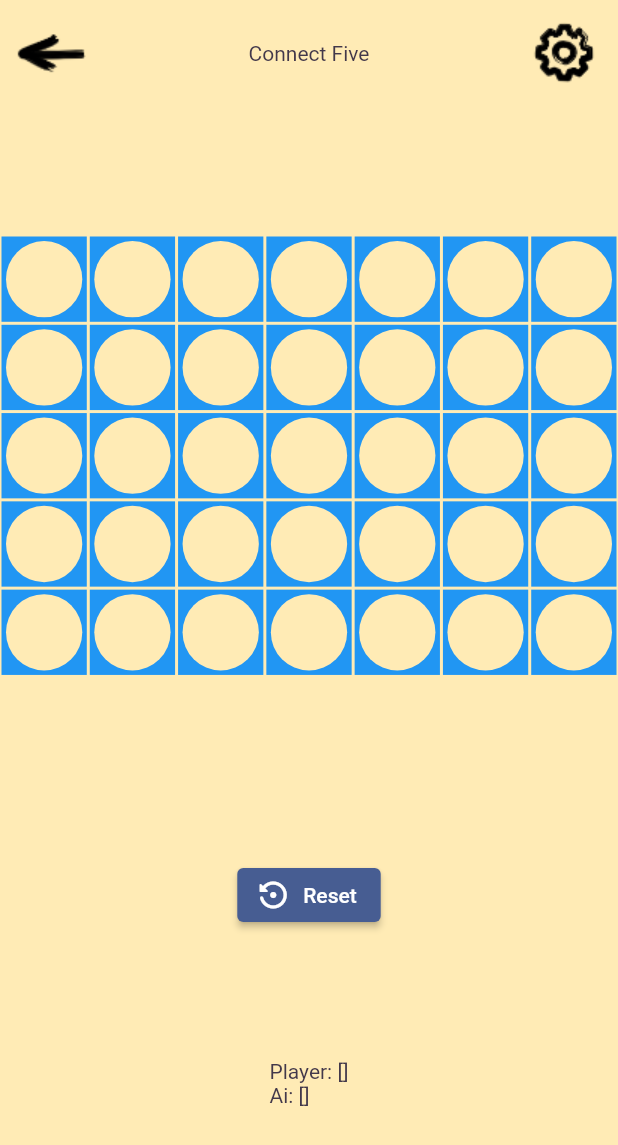
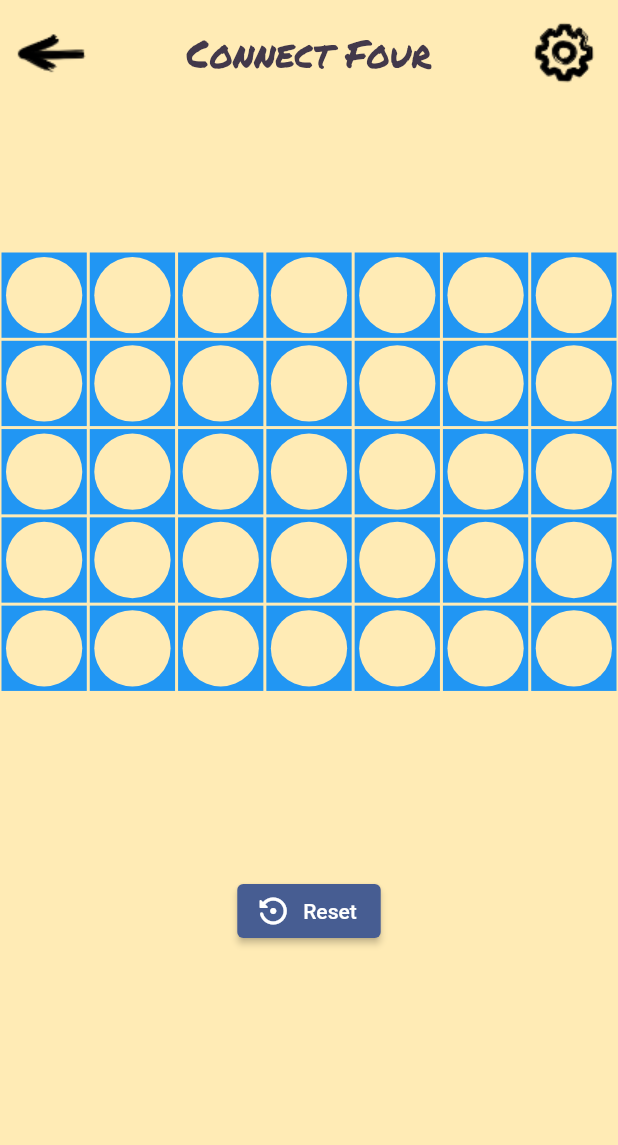
Before and after one commit to davefaliskie/game_1, a Flutter app: the PlaySessionScreen screen opened directly with sample values from the repository, on a phone screen of 412 x 824 dp. Shown: the top 1145 px of the screen. Run offline on Flutter 3.47's test engine with Material 2 defaults, Android fonts, the light colour scheme and no system bars; our stand-ins replace audioplayers, firebase_core, firebase_crashlytics, go_router, google_mobile_ads, in_app_purchase and 1 more; missing offline and left inert: games_services; accounts and stored records are empty.

Commit message:
change game name on main menu

```diff
--- a/lib/src/main_menu/main_menu_screen.dart
+++ b/lib/src/main_menu/main_menu_screen.dart
@@ -31,11 +31,11 @@ class MainMenuScreen extends StatelessWidget {
           child: Transform.rotate(
             angle: -0.1,
             child: const Text(
-              'Flutter Game Template',
+              'Connect Four',
               textAlign: TextAlign.center,
               style: TextStyle(
                 fontFamily: 'Permanent Marker',
-                fontSize: 55,
+                fontSize: 56,
                 height: 1,
               ),
             ),
--- a/lib/src/play_session/play_session_screen.dart
+++ b/lib/src/play_session/play_session_screen.dart
@@ -85,7 +85,13 @@ class _PlaySessionScreenState extends State<PlaySessionScreen> {
                                   semanticLabel: 'Settings',
                                 ),
                               ),
-                              Text("Connect Five"),
+                              Text(
+                                "Connect Four",
+                                style: TextStyle(
+                                  fontFamily: 'Permanent Marker',
+                                  fontSize: 25,
+                                ),
+                              ),
                               InkResponse(
                                 onTap: () =>
                                     GoRouter.of(context).push('/settings'),
@@ -114,16 +120,16 @@ class _PlaySessionScreenState extends State<PlaySessionScreen> {
                           label: Text("Reset"),
                         ),
                         Spacer(),
-                        Consumer<BoardState>(
-                            builder: (context, bordState, child) {
-                          return Column(
-                            crossAxisAlignment: CrossAxisAlignment.start,
-                            children: [
-                              Text('Player: ${bordState.playerTaken}'),
-                              Text('Ai: ${bordState.aiTaken}'),
-                            ],
-                          );
-                        }),
+                        // Consumer<BoardState>(
+                        //     builder: (context, bordState, child) {
+                        //   return Column(
+                        //     crossAxisAlignment: CrossAxisAlignment.start,
+                        //     children: [
+                        //       Text('Player: ${bordState.playerTaken}'),
+                        //       Text('Ai: ${bordState.aiTaken}'),
+                        //     ],
+                        //   );
+                        // }),
                         Spacer(),
                       ],
                     ),
```
